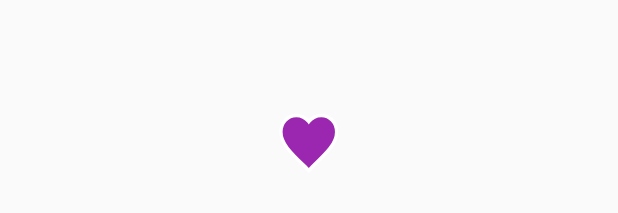
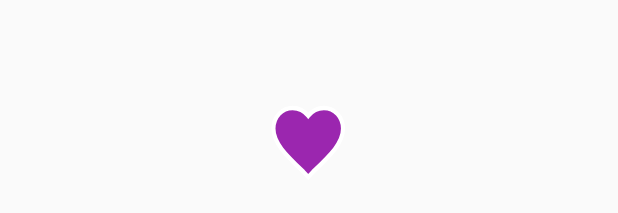
Before and after one commit to ThePurplePeople/enough, an Android app: the layout enough_heart_widget.xml on its own in the app's theme, with its tools: preview values and no code run, on a phone screen of 412 x 824 dp. Shown: the part 475-688 px from the top of the screen. Run offline under Robolectric (Android 15) with nearby library versions, the phone set to English and light mode, and no system bars.

Commit message:
enlarged widget size and added triple tap to send emergency alert

```diff
--- a/app/src/main/res/layout/enough_heart_widget.xml
+++ b/app/src/main/res/layout/enough_heart_widget.xml
@@ -6,8 +6,8 @@
 
     <ImageButton
         android:id="@+id/button_heartwidget"
-        android:layout_width="40dp"
-        android:layout_height="40dp"
+        android:layout_width="50dp"
+        android:layout_height="50dp"
         android:background="@drawable/ic_heart"
         android:foreground="?android:selectableItemBackgroundBorderless"
         android:layout_centerVertical="true"
```
Also changed, not shown: app/src/main/java/lematthe/calpoly/edu/enough/EnoughHeartWidget.java (+30 -3 lines).
